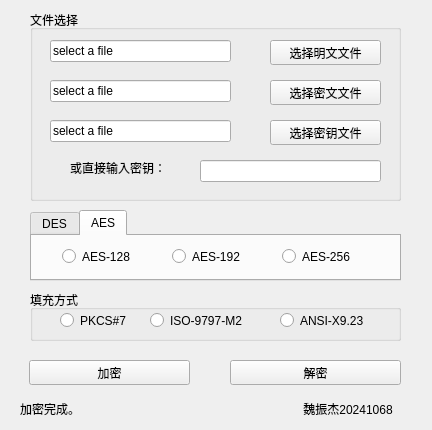
Qt form Cryptool.ui (Kogler7/Cryptool) before a commit.
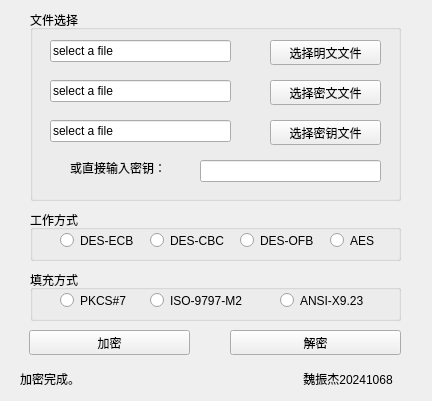
The same form after that commit. The open tabs and pages were chosen to show the change.

The edit to the form file:
```diff
--- a/Cryptool.ui
+++ b/Cryptool.ui
@@ -7,7 +7,7 @@
     <x>0</x>
     <y>0</y>
     <width>432</width>
-    <height>430</height>
+    <height>401</height>
    </rect>
   </property>
   <property name="windowTitle">
@@ -18,7 +18,7 @@
     <property name="geometry">
      <rect>
       <x>29</x>
-      <y>360</y>
+      <y>330</y>
       <width>161</width>
       <height>25</height>
      </rect>
@@ -31,7 +31,7 @@
     <property name="geometry">
      <rect>
       <x>230</x>
-      <y>360</y>
+      <y>330</y>
       <width>171</width>
       <height>25</height>
      </rect>
@@ -44,7 +44,7 @@
     <property name="geometry">
      <rect>
       <x>20</x>
-      <y>400</y>
+      <y>370</y>
       <width>381</width>
       <height>17</height>
      </rect>
@@ -57,7 +57,7 @@
     <property name="geometry">
      <rect>
       <x>300</x>
-      <y>400</y>
+      <y>370</y>
       <width>121</width>
       <height>17</height>
      </rect>
@@ -187,7 +187,7 @@
     <property name="geometry">
      <rect>
       <x>30</x>
-      <y>290</y>
+      <y>270</y>
       <width>371</width>
       <height>51</height>
      </rect>
@@ -235,40 +235,23 @@
      </property>
     </widget>
    </widget>
-   <widget class="QTabWidget" name="tabWidget">
+   <widget class="QGroupBox" name="modeBox">
     <property name="geometry">
      <rect>
       <x>30</x>
       <y>210</y>
       <width>371</width>
-      <height>71</height>
+      <height>51</height>
      </rect>
     </property>
-    <property name="currentIndex">
-     <number>0</number>
+    <property name="title">
+     <string>工作方式</string>
     </property>
-    <widget class="QWidget" name="tabDES">
-     <attribute name="title">
-      <string>DES</string>
-     </attribute>
-     <widget class="QRadioButton" name="desBtn1">
+    <widget class="QRadioButton" name="modeBtn2">
       <property name="geometry">
        <rect>
-        <x>30</x>
-        <y>10</y>
-        <width>81</width>
-        <height>21</height>
-       </rect>
-      </property>
-      <property name="text">
-       <string>DES-ECB</string>
-      </property>
-     </widget>
-     <widget class="QRadioButton" name="desBtn2">
-      <property name="geometry">
-       <rect>
-        <x>140</x>
-        <y>10</y>
+       <x>120</x>
+       <y>20</y>
         <width>81</width>
         <height>21</height>
        </rect>
@@ -277,11 +260,11 @@
        <string>DES-CBC</string>
       </property>
      </widget>
-     <widget class="QRadioButton" name="desBtn3">
+    <widget class="QRadioButton" name="modeBtn3">
       <property name="geometry">
        <rect>
-        <x>250</x>
-        <y>10</y>
+       <x>210</x>
+       <y>20</y>
         <width>81</width>
         <height>21</height>
        </rect>
@@ -290,50 +273,31 @@
        <string>DES-OFB</string>
       </property>
      </widget>
+    <widget class="QRadioButton" name="modeBtn1">
+     <property name="geometry">
+      <rect>
+       <x>30</x>
+       <y>20</y>
+       <width>81</width>
+       <height>21</height>
+      </rect>
+     </property>
+     <property name="text">
+      <string>DES-ECB</string>
+     </property>
     </widget>
-    <widget class="QWidget" name="tabAES">
-     <attribute name="title">
+    <widget class="QRadioButton" name="modeBtn4">
+     <property name="geometry">
+      <rect>
+       <x>300</x>
+       <y>20</y>
+       <width>81</width>
+       <height>21</height>
+      </rect>
+     </property>
+     <property name="text">
       <string>AES</string>
-     </attribute>
-     <widget class="QRadioButton" name="aesBtn3">
-      <property name="geometry">
-       <rect>
-        <x>250</x>
-        <y>10</y>
-        <width>81</width>
-        <height>21</height>
-       </rect>
-      </property>
-      <property name="text">
-       <string>AES-256</string>
-      </property>
-     </widget>
-     <widget class="QRadioButton" name="aesBtn2">
-      <property name="geometry">
-       <rect>
-        <x>140</x>
-        <y>10</y>
-        <width>81</width>
-        <height>21</height>
-       </rect>
-      </property>
-      <property name="text">
-       <string>AES-192</string>
-      </property>
-     </widget>
-     <widget class="QRadioButton" name="aesBtn1">
-      <property name="geometry">
-       <rect>
-        <x>30</x>
-        <y>10</y>
-        <width>81</width>
-        <height>21</height>
-       </rect>
-      </property>
-      <property name="text">
-       <string>AES-128</string>
-      </property>
-     </widget>
+     </property>
     </widget>
    </widget>
    <zorder>chooseBox</zorder>
```
Left out of the diff: 2 changed lines with no effect on the pictures. Lines whose indentation alone changed are shown as unchanged.
